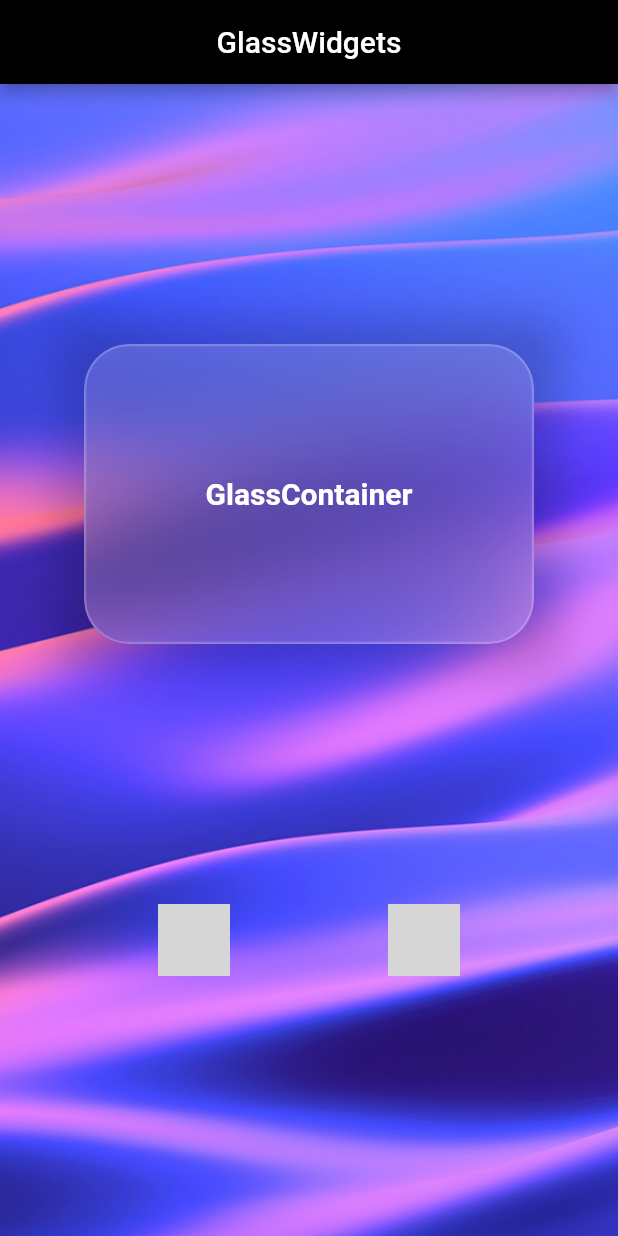
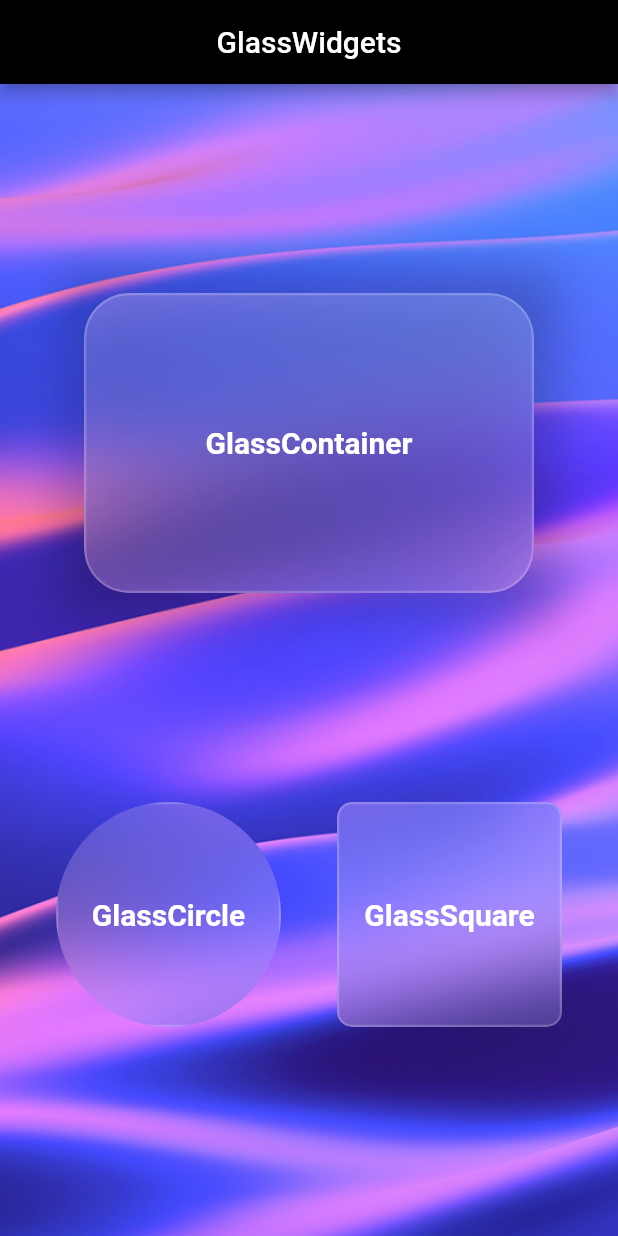
Before and after one commit to yashraut362/Glasswidget, a Flutter app: the screen it shows after launch, on a phone screen of 412 x 824 dp. Run offline on Flutter 3.47's test engine with Material 2 defaults, Android fonts, the phone set to English and light mode, and no system bars; grey boxes are pictures that could not be loaded.

Commit message:
docs changes

```diff
--- a/lib/glasswidgets.dart
+++ b/lib/glasswidgets.dart
@@ -1,3 +1,5 @@
 library glasswidgets;
 
 export 'src/glasscontainer.dart';
+export 'src/glasssquare.dart';
+export 'src/glasscircle.dart';
--- /dev/null
+++ b/lib/src/glasscircle.dart
@@ -0,0 +1,41 @@
+import 'dart:ui';
+import 'package:flutter/material.dart';
+
+class GlassCircle extends StatefulWidget {
+  GlassCircle({
+    Key key,
+    this.glassSize,
+    this.glasswidget,
+  }) : super(key: key);
+
+  final double glassSize;
+
+  final Widget glasswidget;
+
+  @override
+  _GlassCircleState createState() => _GlassCircleState();
+}
+
+class _GlassCircleState extends State<GlassCircle> {
+  @override
+  Widget build(BuildContext context) {
+    return ClipOval(
+      child: Container(
+        child: BackdropFilter(
+          filter: ImageFilter.blur(sigmaX: 26.0, sigmaY: 26.0),
+          child: Container(
+              height: widget.glassSize,
+              width: widget.glassSize,
+              decoration: BoxDecoration(
+                color: Colors.white.withOpacity(0.15),
+                border: Border.all(
+                  width: 1.5,
+                  color: Colors.white.withOpacity(0.2),
+                ),
+              ),
+              child: widget.glasswidget),
+        ),
+      ),
+    );
+  }
+}
--- /dev/null
+++ b/lib/src/glasssquare.dart
@@ -0,0 +1,44 @@
+import 'dart:ui';
+import 'package:flutter/material.dart';
+
+class GlassSquare extends StatefulWidget {
+  GlassSquare({
+    Key key,
+    this.glasscurve = 0.0,
+    this.glassSize,
+    this.glasswidget,
+  }) : super(key: key);
+
+  final double glassSize;
+  final double glasscurve;
+  final Widget glasswidget;
+
+  @override
+  _GlassSquareState createState() => _GlassSquareState();
+}
+
+class _GlassSquareState extends State<GlassSquare> {
+  @override
+  Widget build(BuildContext context) {
+    return Container(
+      child: ClipRRect(
+        borderRadius: BorderRadius.circular(widget.glasscurve),
+        child: BackdropFilter(
+          filter: ImageFilter.blur(sigmaX: 26.0, sigmaY: 26.0),
+          child: Container(
+              height: widget.glassSize,
+              width: widget.glassSize,
+              decoration: BoxDecoration(
+                color: Colors.white.withOpacity(0.15),
+                borderRadius: BorderRadius.circular(widget.glasscurve),
+                border: Border.all(
+                  width: 1.5,
+                  color: Colors.white.withOpacity(0.2),
+                ),
+              ),
+              child: widget.glasswidget),
+        ),
+      ),
+    );
+  }
+}
```
Also changed, not shown: 1 other file.
